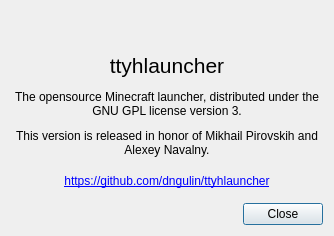
Above: src/ui/aboutdialog.ui from dngulin/ttyhlauncher before the change. Below: the same form after it.
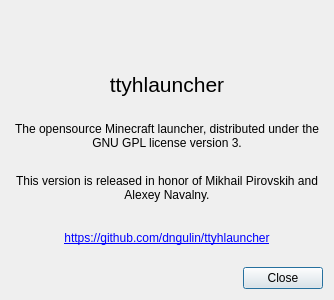
That is the form after the change. Icons and pictures are not drawn.

What changed in the file:
```diff
--- a/src/ui/aboutdialog.ui
+++ b/src/ui/aboutdialog.ui
@@ -7,7 +7,7 @@
     <x>0</x>
     <y>0</y>
     <width>334</width>
-    <height>236</height>
+    <height>300</height>
    </rect>
   </property>
   <property name="windowTitle">
```
Left out of the diff: 2 changed lines with no effect on the pictures.
